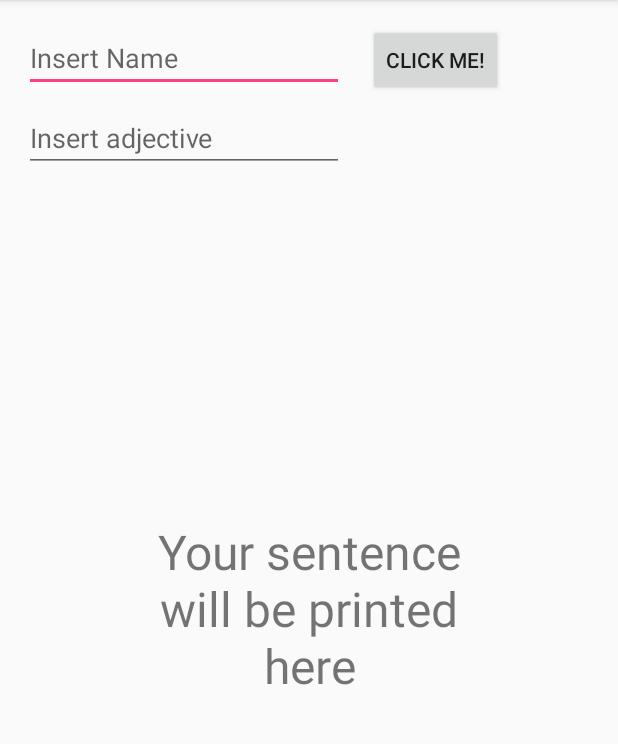
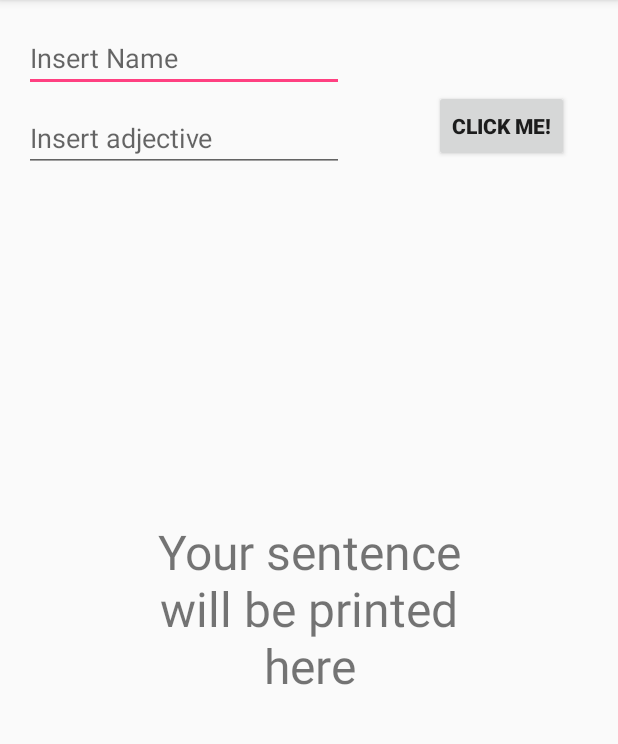
Before and after one commit to Schedose/Schedose, an Android app: the screen it shows after launch (MainActivity), on a phone screen of 412 x 824 dp, the part 84-828 px from its top. Run offline under Robolectric (Android 15) with nearby library versions, the phone set to English and light mode, and no system bars.

Commit message:
changed button locations

```diff
--- a/app/src/main/res/layout/activity_main.xml
+++ b/app/src/main/res/layout/activity_main.xml
@@ -10,12 +10,14 @@
         android:id="@+id/pressthistodie"
         android:layout_width="wrap_content"
         android:layout_height="wrap_content"
-        android:layout_marginStart="16dp"
+        android:layout_marginStart="60dp"
+        android:layout_marginTop="60dp"
         android:onClick="change"
         android:text="Click me!"
+        android:textStyle="bold"
         android:visibility="visible"
-        app:layout_constraintBaseline_toBaselineOf="@+id/TextBoxName"
-        app:layout_constraintStart_toEndOf="@+id/TextBoxName" />
+        app:layout_constraintStart_toEndOf="@+id/TextBoxAdj"
+        app:layout_constraintTop_toTopOf="parent" />
 
     <EditText
         android:id="@+id/TextBoxName"
```
